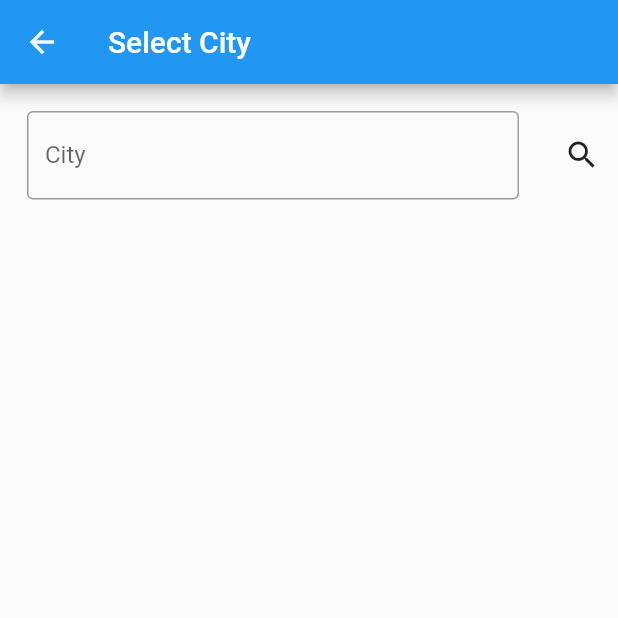
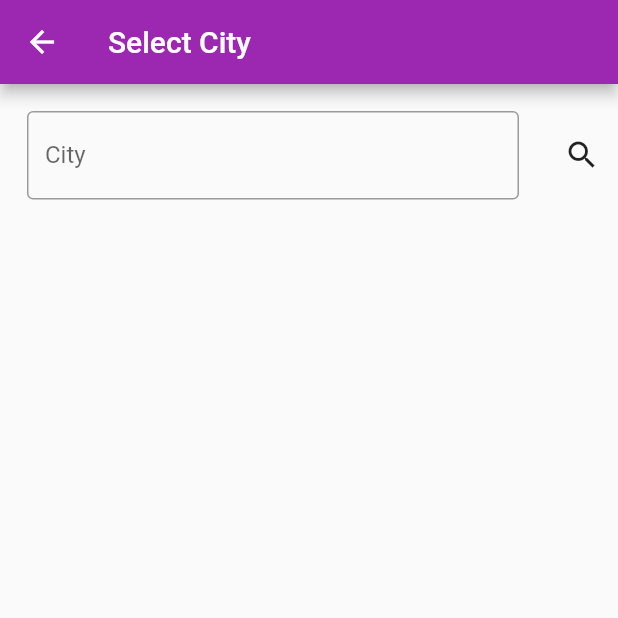
Before and after one commit to hamitseyrek/flutter_provider_weather_app, a Flutter app: the screen it shows after launch, after a tap on the "search" icon, on a phone screen of 412 x 824 dp, the top half of it. Run offline on Flutter 3.47's test engine with Material 2 defaults, Android fonts, the light colour scheme and no system bars; our stand-ins replace bloc, equatable, flutter_bloc, get_it.

Commit message:
all field ara maked dynamic

```diff
--- a/lib/blocs/weather/bloc/weather_bloc.dart
+++ b/lib/blocs/weather/bloc/weather_bloc.dart
@@ -13,7 +13,6 @@ class WeatherBloc extends Bloc<WeatherEvent, WeatherState> {
 
   WeatherBloc(this.weatherRepository) : super(WeatherInitialState());
 
-  @override
   WeatherState get initialState => WeatherInitialState();
 
   @override
--- a/lib/main.dart
+++ b/lib/main.dart
@@ -19,7 +19,7 @@ class MyApp extends StatelessWidget {
       debugShowCheckedModeBanner: false,
       title: 'Weather App',
       theme: ThemeData(
-        primarySwatch: Colors.blue,
+        primarySwatch: Colors.purple,
       ),
       home: BlocProvider<WeatherBloc>(
         create: (context) => WeatherBloc(WeatherRepository()),
--- a/lib/widget/weather_app.dart
+++ b/lib/widget/weather_app.dart
@@ -58,17 +58,14 @@ class WeatherApp extends StatelessWidget {
                     padding: EdgeInsets.all(8.0),
                     child: Center(child: WeatherImageWidget()),
                   ),
-                  Padding(
+                  const Padding(
                     padding: EdgeInsets.all(18.0),
-                    child: Center(
-                        child: Text(responseWeather
-                            .consolidatedWeather[0].maxTemp
-                            .toString())),
+                    child: Center(child: MaxMinHeatWidget()),
                   ),
                 ],
               );
             } else {
-              return Text('e');
+              return Text('Error');
             }
           },
         ),
```
Also changed, not shown: lib/widget/last_update.dart (+15 -3 lines), lib/widget/max_min_heat.dart (+19 -4 lines), lib/widget/weather_image.dart (+30 -2 lines).
